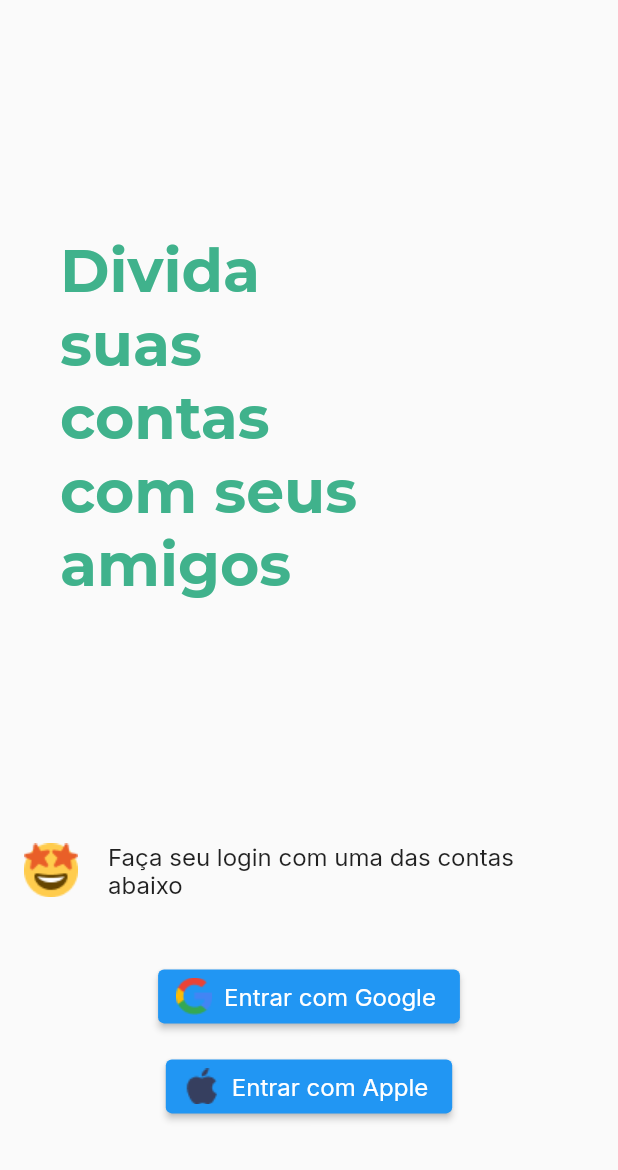
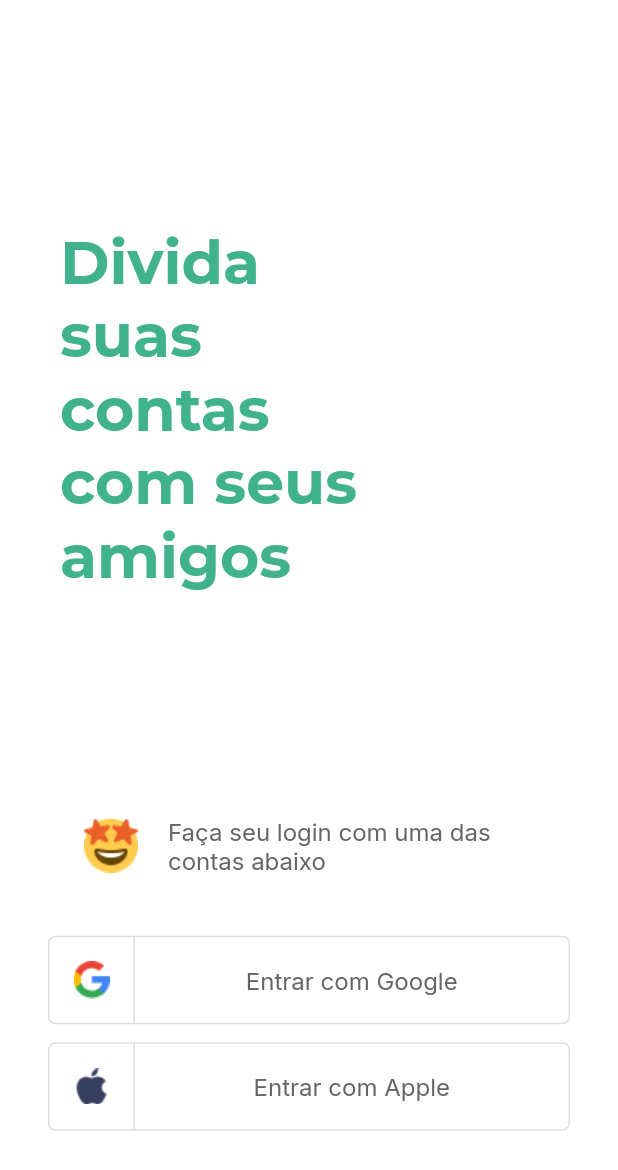
Before and after one commit to montonurb/split-it, a Flutter app: the screen it shows after launch, on a phone screen of 412 x 824 dp. Shown: the top 1170 px of the screen. Run offline on Flutter 3.47's test engine with Material 2 defaults, Android fonts, the phone set to English and light mode, and no system bars; our stand-ins replace google_fonts.

Commit message:
finalizando layout e criando temas de texto

```diff
--- a/lib/modules/login/login_page.dart
+++ b/lib/modules/login/login_page.dart
@@ -1,5 +1,5 @@
 import 'package:flutter/material.dart';
-import 'package:google_fonts/google_fonts.dart';
+import 'package:split_it/modules/login/widgets/social_button.dart';
 import 'package:split_it/theme/app_theme.dart';
 
 class LoginPage extends StatefulWidget {
@@ -12,6 +12,7 @@ class _LoginPageState extends State<LoginPage> {
   @override
   Widget build(BuildContext context) {
     return Scaffold(
+      backgroundColor: AppTheme.colors.backgroundPrimary,
       body: Column(
         mainAxisAlignment: MainAxisAlignment.spaceAround,
         children: [
@@ -23,10 +24,7 @@ class _LoginPageState extends State<LoginPage> {
                   width: 236,
                   child: Text(
                     "Divida suas contas com seus amigos",
-                    style: GoogleFonts.montserrat(
-                        color: AppTheme.colors.font,
-                        fontSize: 40,
-                        fontWeight: FontWeight.w700),
+                    style: AppTheme.textStyles.title,
                   ),
                 ),
               ],
@@ -34,34 +32,32 @@ class _LoginPageState extends State<LoginPage> {
           ),
           Column(
             children: [
-              ListTile(
-                leading: Image.asset("assets/images/emoji.png"),
-                title: Text(
-                  "Faça seu login com uma das contas abaixo",
-                  style: GoogleFonts.inter(
-                      fontSize: 16, fontWeight: FontWeight.w400),
+              Padding(
+                padding: EdgeInsets.only(left: 40, right: 40),
+                child: ListTile(
+                  leading: Image.asset("assets/images/emoji.png"),
+                  title: Text(
+                    "Faça seu login com uma das contas abaixo",
+                    style: AppTheme.textStyles.button,
+                  ),
                 ),
               ),
               SizedBox(height: 32),
-              ElevatedButton.icon(
-                onPressed: () {},
-                icon: Image.asset("assets/images/google.png"),
-                label: Text(
-                  "Entrar com Google",
-                  style: GoogleFonts.inter(
-                      fontSize: 16, fontWeight: FontWeight.w400),
+              Padding(
+                padding: const EdgeInsets.symmetric(horizontal: 32.0),
+                child: SocialButtonWidget(
+                  imagePath: "assets/images/google.png",
+                  label: "Entrar com Google",
                 ),
               ),
-              SizedBox(height: 12),
-              ElevatedButton.icon(
-                onPressed: () {},
-                icon: Image.asset("assets/images/apple.png"),
-                label: Text(
-                  "Entrar com Apple",
-                  style: GoogleFonts.inter(
-                      fontSize: 16, fontWeight: FontWeight.w400),
+              SizedBox(height: 12.0),
+              Padding(
+                padding: EdgeInsets.symmetric(horizontal: 32.0),
+                child: SocialButtonWidget(
+                  imagePath: "assets/images/apple.png",
+                  label: "Entrar com Apple",
                 ),
-              )
+              ),
             ],
           )
         ],
--- /dev/null
+++ b/lib/modules/login/widgets/social_button.dart
@@ -0,0 +1,43 @@
+import 'package:flutter/material.dart';
+import 'package:split_it/theme/app_theme.dart';
+
+class SocialButtonWidget extends StatelessWidget {
+  final String imagePath;
+  final String label;
+
+  const SocialButtonWidget(
+      {Key? key, required this.imagePath, required this.label})
+      : super(key: key);
+  @override
+  Widget build(BuildContext context) {
+    return Container(
+      decoration: BoxDecoration(
+          borderRadius: BorderRadius.circular(5),
+          border:
+              Border.fromBorderSide(BorderSide(color: AppTheme.colors.border))),
+      child: Row(
+        children: [
+          Container(
+            width: 57,
+            height: 57,
+            child: Row(
+              mainAxisAlignment: MainAxisAlignment.center,
+              children: [
+                SizedBox(width: 16),
+                Image.asset(imagePath),
+                SizedBox(width: 16),
+                Container(
+                  width: 1,
+                  color: AppTheme.colors.border,
+                )
+              ],
+            ),
+          ),
+          Expanded(child: Container()),
+          Text(label, style: AppTheme.textStyles.button),
+          Expanded(child: Container())
+        ],
+      ),
+    );
+  }
+}
--- a/lib/modules/splash/splash_page.dart
+++ b/lib/modules/splash/splash_page.dart
@@ -6,7 +6,7 @@ class SplashPage extends StatelessWidget {
   Widget build(BuildContext context) {
     return Scaffold(
       body: Container(
-          decoration: BoxDecoration(color: AppTheme.colors.background),
+          decoration: BoxDecoration(color: AppTheme.colors.backgroundSecondary),
           child: SafeArea(
             top: true,
             bottom: true,
--- a/lib/theme/app_colors.dart
+++ b/lib/theme/app_colors.dart
@@ -1,12 +1,18 @@
 import 'package:flutter/cupertino.dart';
 
 abstract class AppColors {
-  Color get background;
-  Color get font;
+  Color get backgroundPrimary;
+  Color get backgroundSecondary;
+  Color get title;
+  Color get button;
+  Color get border;
 }
 
 class AppColorsDefault implements AppColors {
   @override
-  Color get background => Color(0xFF40B38C);
-  Color get font => Color(0xFF40B28C);
+  Color get backgroundPrimary => Color(0xFFFFFFFF);
+  Color get backgroundSecondary => Color(0xFF40B38C);
+  Color get title => Color(0xFF40B28C);
+  Color get button => Color(0xFF666666);
+  Color get border => Color(0xFFDCE0E5);
 }
--- /dev/null
+++ b/lib/theme/app_text_styles.dart
@@ -0,0 +1,22 @@
+import 'package:flutter/cupertino.dart';
+import 'package:google_fonts/google_fonts.dart';
+import 'package:split_it/theme/app_theme.dart';
+
+abstract class AppTextStyles {
+  TextStyle get title;
+  TextStyle get button;
+}
+
+class AppTextStalesDefault implements AppTextStyles {
+  @override
+  TextStyle get button => GoogleFonts.inter(
+        color: AppTheme.colors.button,
+        fontSize: 16,
+        fontWeight: FontWeight.w400,
+      );
+  TextStyle get title => GoogleFonts.montserrat(
+        color: AppTheme.colors.title,
+        fontSize: 40,
+        fontWeight: FontWeight.w700,
+      );
+}
--- a/lib/theme/app_theme.dart
+++ b/lib/theme/app_theme.dart
@@ -1,7 +1,9 @@
 import 'package:split_it/theme/app_colors.dart';
 import 'package:split_it/theme/app_gradients.dart';
+import 'package:split_it/theme/app_text_styles.dart';
 
 class AppTheme {
   static AppColors get colors => AppColorsDefault();
   static AppGradients get gradients => AppGradientsDefault();
+  static AppTextStyles get textStyles => AppTextStalesDefault();
 }
```
